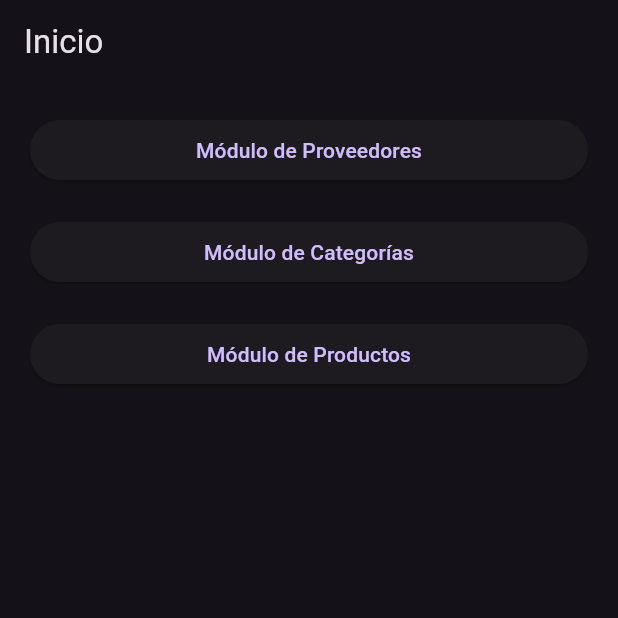
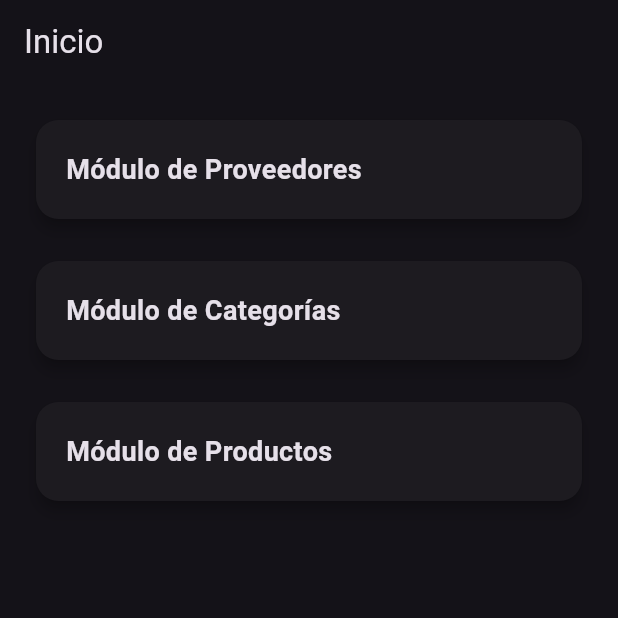
Before and after one commit to Gabe239/examen, a Flutter app: the HomeScreen screen opened by its route, on a phone screen of 412 x 824 dp, the top half of it. Run offline on Flutter 3.47's test engine with Material 3 defaults, Android fonts, the phone set to English and light mode, and no system bars; network calls fail.

Commit message:
version 3

```diff
--- a/lib/routes/app_routes.dart
+++ b/lib/routes/app_routes.dart
@@ -5,13 +5,13 @@ import 'package:examen/screen/screen.dart';
 class AppRoutes {
   static const initialRoute = 'login';
   static Map<String, Widget Function(BuildContext)> routes = {
+    'home': (BuildContext context) => const HomeScreen(),
     'login': (BuildContext context) => const LoginScreen(),
     'list': (BuildContext context) => const ListProductScreen(),
     'categoria': (BuildContext context) => const CategoriaScreen(),
     'proveedor': (BuildContext context) => const ProvidersScreen(),
     'edit': (BuildContext context) => const EditProductScreen(),
     'add_user': (BuildContext context) => const RegisterUserScreen(),
-    'home': (BuildContext context) => const HomeScreen()
   };
 
   static Route<dynamic> onGenerateRoute(RouteSettings settings) {
--- a/lib/screen/home_screen.dart
+++ b/lib/screen/home_screen.dart
@@ -8,11 +8,6 @@ class HomeScreen extends StatefulWidget {
 }
 
 class _HomeScreenState extends State<HomeScreen> {
-  @override
-  void initState() {
-    super.initState();
-  }
-
   @override
   Widget build(BuildContext context) {
     return Scaffold(
@@ -25,28 +20,25 @@ class _HomeScreenState extends State<HomeScreen> {
         child: Column(
           crossAxisAlignment: CrossAxisAlignment.stretch,
           children: [
-            ElevatedButton(
+            _ModuleCard(
+              title: 'Módulo de Proveedores',
               onPressed: () {
-                // Navegar al módulo de Proveedores
                 Navigator.pushReplacementNamed(context, 'proveedor');
               },
-              child: Text('Módulo de Proveedores'),
             ),
             SizedBox(height: 20.0),
-            ElevatedButton(
+            _ModuleCard(
+              title: 'Módulo de Categorías',
               onPressed: () {
-                // Navegar al módulo de Categorías
                 Navigator.pushReplacementNamed(context, 'categoria');
               },
-              child: Text('Módulo de Categorías'),
             ),
             SizedBox(height: 20.0),
-            ElevatedButton(
+            _ModuleCard(
+              title: 'Módulo de Productos',
               onPressed: () {
-                // Navegar al módulo de Productos
                 Navigator.pushReplacementNamed(context, 'list');
               },
-              child: Text('Módulo de Productos'),
             ),
           ],
         ),
@@ -54,3 +46,38 @@ class _HomeScreenState extends State<HomeScreen> {
     );
   }
 }
+
+class _ModuleCard extends StatelessWidget {
+  final String title;
+  final VoidCallback onPressed;
+
+  const _ModuleCard({
+    required this.title,
+    required this.onPressed,
+    Key? key,
+  }) : super(key: key);
+
+  @override
+  Widget build(BuildContext context) {
+    return Card(
+      elevation: 4, // Add elevation for a shadow effect
+      shape: RoundedRectangleBorder(
+        borderRadius: BorderRadius.circular(15), // Rounded corners
+      ),
+      child: InkWell(
+        onTap: onPressed,
+        borderRadius: BorderRadius.circular(15),
+        child: Container(
+          padding: EdgeInsets.all(20),
+          child: Text(
+            title,
+            style: TextStyle(
+              fontSize: 18,
+              fontWeight: FontWeight.bold,
+            ),
+          ),
+        ),
+      ),
+    );
+  }
+}
--- a/lib/services/proveedor_service.dart
+++ b/lib/services/proveedor_service.dart
@@ -76,11 +76,11 @@ class ProviderService extends ChangeNotifier {
     final response = await http.post(
       url,
       body: json.encode({
-        'provider_id': provider.id, // Include provider ID in payload
+        'provider_id': provider.id,
         'provider_name': provider.name,
         'provider_last_name': provider.lastName,
         'provider_mail': provider.mail,
-        'provider_state': provider.state, // Include provider state in payload
+        'provider_state': provider.state,
       }),
       headers: {
         'authorization': basicAuth,
@@ -89,7 +89,6 @@ class ProviderService extends ChangeNotifier {
     );
 
     if (response.statusCode == 200) {
-      // Update the local list of providers if the update in the database was successful
       final index = providers.indexWhere((element) => element.id == provider.id);
       if (index != -1) {
         providers[index] = provider;
--- a/lib/widgets/product_card.dart
+++ b/lib/widgets/product_card.dart
@@ -56,7 +56,7 @@ class _PriceTag extends StatelessWidget {
       height: 70,
       alignment: Alignment.center,
       decoration: const BoxDecoration(
-          color: Colors.blue,
+          color: Colors.black,
           borderRadius: BorderRadius.only(
               topRight: Radius.circular(25), bottomLeft: Radius.circular(25))),
     );
@@ -82,7 +82,7 @@ class _State extends StatelessWidget {
       height: 70,
       alignment: Alignment.center,
       decoration: const BoxDecoration(
-          color: Colors.blue,
+          color: Colors.red,
           borderRadius: BorderRadius.only(
               topLeft: Radius.circular(25), bottomRight: Radius.circular(25))),
     );
@@ -128,7 +128,7 @@ class _ProductDetails extends StatelessWidget {
   }
 
   BoxDecoration _boxDecorations() => const BoxDecoration(
-      color: Colors.blue,
+      color: Colors.black,
       borderRadius: BorderRadius.only(
           bottomLeft: Radius.circular(25), topRight: Radius.circular(25)));
 }
--- a/lib/widgets/product_image.dart
+++ b/lib/widgets/product_image.dart
@@ -30,7 +30,7 @@ class ProductImage extends StatelessWidget {
   }
 
   BoxDecoration _createDecoration() => const BoxDecoration(
-          color: Colors.orange,
+          color: Colors.black,
           borderRadius: BorderRadius.only(
               topLeft: Radius.circular(45), topRight: Radius.circular(45)),
           boxShadow: [
```
Also changed, not shown: lib/screen/categories_screen.dart (+11 -3 lines), lib/screen/edit_product_screen.dart (+36 -31 lines), lib/screen/list_product_screen.dart (+9 -1 lines), lib/screen/proveedor_screen.dart (+16 -4 lines).
